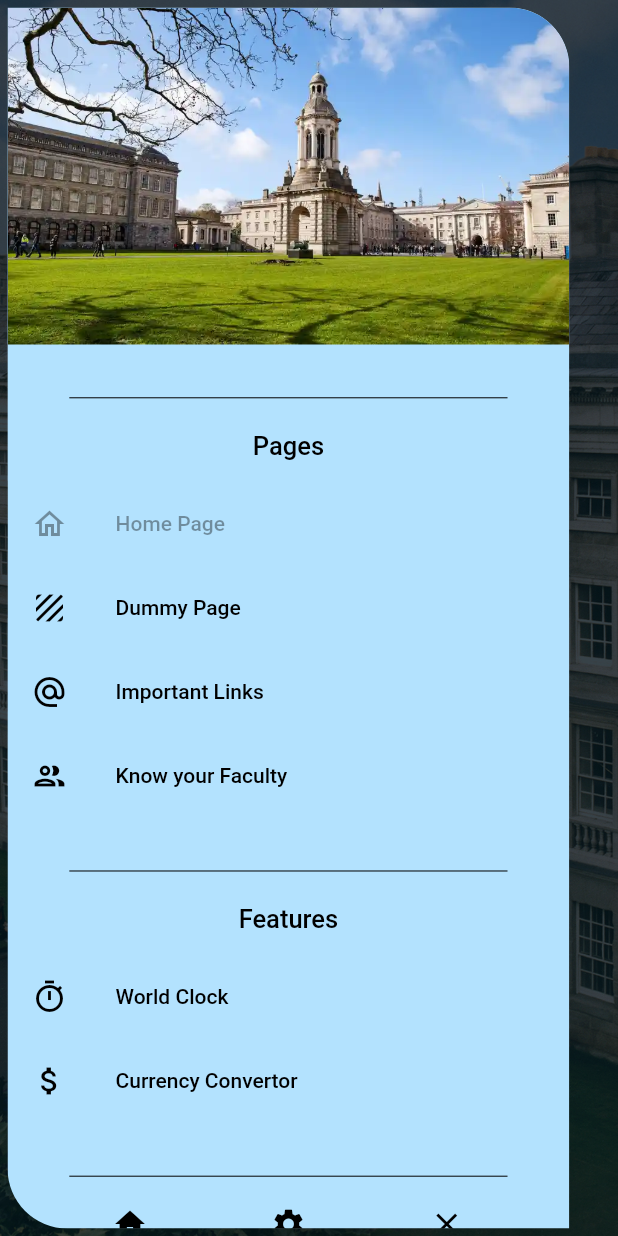
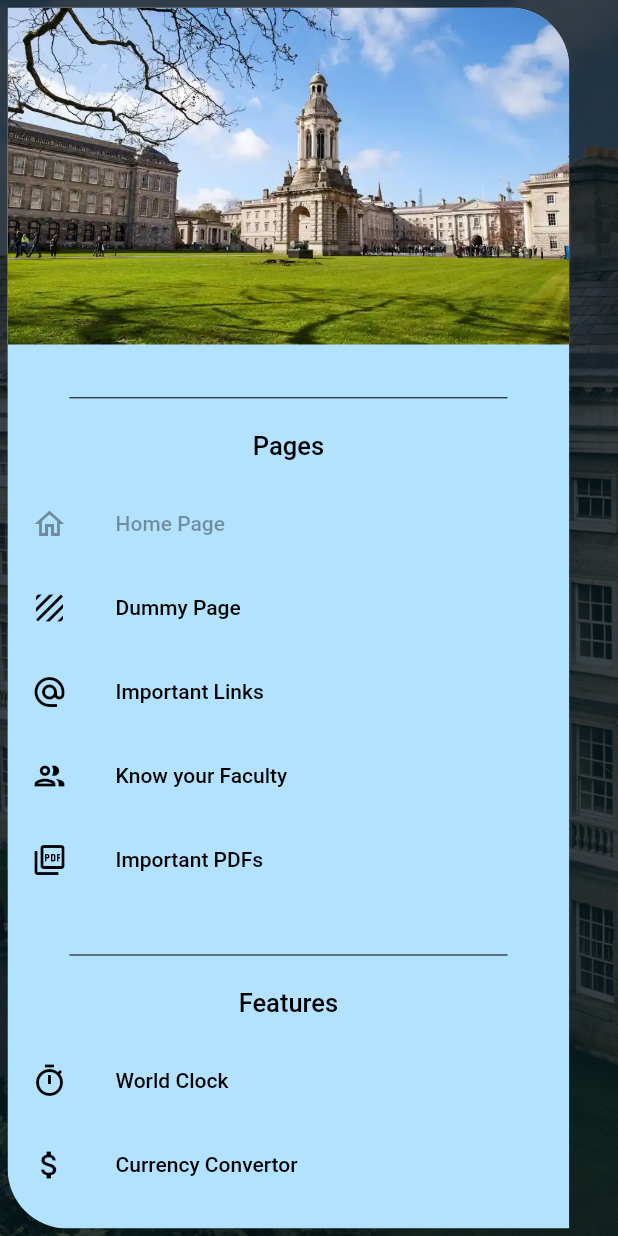
Before and after one commit to muditgarg48/candle_in_dark, a Flutter app: the screen it shows after launch, with the side drawer open, on a phone screen of 412 x 824 dp. Run offline on Flutter 3.47's test engine with Material 2 defaults, Android fonts, the phone set to English and light mode, and no system bars; drawn by our look-alikes of animated_text_kit; our stand-ins replace analog_clock, banner_carousel, cached_network_image, concentric_transition, firebase_core, firebase_storage and 3 more; missing offline and left inert: currency_picker, curved_drawer_fork, expand_widget, frankfurter, quds_ui_kit; accounts and stored records are empty.

Commit message:
Addition of placeholder page for Important PDFs page

```diff
--- a/lib/global_values.dart
+++ b/lib/global_values.dart
@@ -1,4 +1,5 @@
 //Packages
+import 'package:candle_in_dark/pages/imp_pdfs.dart';
 import "package:flutter/material.dart";
 
 //Pages
@@ -72,6 +73,18 @@ var pages = <Map<String, dynamic>>[
     'appBarTitle': "KNOW YOUR FACULTY",
     'appBarBG':
         "https://images.unsplash.com/photo-1505663912202-ac22d4cb3707?ixlib=rb-1.2.1&ixid=MnwxMjA3fDB8MHxwaG90by1wYWdlfHx8fGVufDB8fHx8&auto=format&fit=crop&w=1170&q=80",
+  },
+  {
+    //4
+    'route_name': 'imp_pdfs',
+    'route': (context) => const ImpPDFsPage(),
+    'class': const ImpPDFsPage(),
+    'labelName': "Important PDFs",
+    'active_icon': Icons.picture_as_pdf,
+    'icon': Icons.picture_as_pdf_outlined,
+    'appBarTitle': "IMPORTANT PDFs",
+    'appBarBG':
+        "https://images.unsplash.com/photo-1651936716527-c92d541cf630?ixlib=rb-1.2.1&ixid=MnwxMjA3fDB8MHxwaG90by1wYWdlfHx8fGVufDB8fHx8&auto=format&fit=crop&w=2070&q=80",
   },
 ];
 
```
Also changed, not shown: lib/pages/imp_links.dart (+0 -52 lines).
